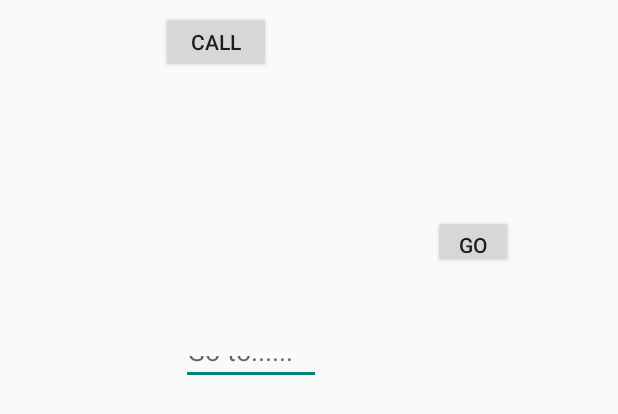
After one commit to tapiopa/Driver-s-Licence-App, an Android app: the layout activity_drivingschools.xml on its own in the app's theme, with its tools: preview values and no code run, on a phone screen of 412 x 824 dp. The commit adds this screen. Shown: the top 414 px of the screen. Run offline under Robolectric (Android 15) with nearby library versions, the phone set to English and light mode, and no system bars.

Commit message:
triying to implement driving schools activity

```diff
--- a/app/src/main/AndroidManifest.xml
+++ b/app/src/main/AndroidManifest.xml
@@ -9,7 +9,8 @@
         android:roundIcon="@mipmap/ic_launcher_round"
         android:supportsRtl="true"
         android:theme="@style/Theme.AppCompat.Light.NoActionBar">
-        <activity android:name=".DrivingSymbols"
+        <activity android:name=".DrivingSymbols"></activity>
+            <activity android:name=".DrivingschoolActivity"
             android:parentActivityName=".MainActivity" >
         <meta-data
             android:name="android.support.PARENT_ACTIVITY"
--- a/app/src/main/java/tapiopalonemi/fi/driversapp/MainActivity.java
+++ b/app/src/main/java/tapiopalonemi/fi/driversapp/MainActivity.java
@@ -72,6 +72,12 @@ public class MainActivity extends AppCompatActivity {
 //        intent.putExtra("extra", "extra");
         startActivity(intent);
     }
+    public void buttonToDrivingschool(View view) {
+        Log.i("BOTTOM NAVIGATION", "to DRIVING School button clicked");
+        Intent intent = new Intent(getApplicationContext(), DrivingschoolActivity.class);
+//        intent.putExtra("extra", "extra");
+        startActivity(intent);
+    }
 
     @Override
     protected void onCreate(Bundle savedInstanceState) {
--- /dev/null
+++ b/app/src/main/res/layout/activity_drivingschools.xml
@@ -0,0 +1,100 @@
+<?xml version="1.0" encoding="utf-8"?>
+<LinearLayout
+    xmlns:android="http://schemas.android.com/apk/res/android"
+    xmlns:app="http://schemas.android.com/apk/res-auto"
+    xmlns:tools="http://schemas.android.com/tools"
+    android:layout_width="match_parent"
+    android:layout_height="match_parent">
+
+
+    <ImageView
+        android:id="@+id/image"
+        android:layout_width="100dp"
+        android:layout_height="100dp"
+        android:contentDescription="@string/app_name"
+        android:padding="10dp" />
+
+    <android.support.constraint.ConstraintLayout
+        android:layout_width="match_parent"
+        android:layout_height="match_parent"
+        android:orientation="vertical"
+        android:padding="7dp"
+        app:layout_constraintBottom_toBottomOf="parent"
+        app:layout_constraintEnd_toEndOf="parent"
+        app:layout_constraintStart_toStartOf="parent"
+        app:layout_constraintTop_toTopOf="parent">
+
+        <TextView
+            android:id="@+id/name"
+            android:layout_width="62dp"
+            android:layout_height="51dp"
+            android:layout_marginStart="14dp"
+            android:layout_marginTop="14dp"
+            android:layout_marginEnd="228dp"
+            android:layout_marginBottom="66dp"
+            android:textSize="15sp"
+            android:textStyle="bold"
+            app:layout_constraintBottom_toTopOf="@+id/editText"
+            app:layout_constraintEnd_toEndOf="parent"
+            app:layout_constraintStart_toStartOf="parent"
+            app:layout_constraintTop_toTopOf="parent" />
+
+        <EditText
+            android:id="@+id/editText"
+            android:layout_width="93dp"
+            android:layout_height="29dp"
+            android:layout_marginStart="36dp"
+            android:layout_marginTop="20dp"
+            android:layout_marginEnd="37dp"
+            android:layout_marginBottom="560dp"
+            android:ems="10"
+            android:hint="Go to......"
+            android:inputType="textUri|textWebEmailAddress"
+            app:layout_constraintBottom_toBottomOf="parent"
+            app:layout_constraintEnd_toStartOf="@+id/go"
+            app:layout_constraintStart_toStartOf="parent"
+            app:layout_constraintTop_toBottomOf="map" />
+
+        <Button
+            android:id="@+id/map"
+            android:layout_width="65dp"
+            android:layout_height="27dp"
+            android:layout_marginStart="91dp"
+            android:layout_marginTop="70dp"
+            android:layout_marginEnd="6dp"
+            android:layout_marginBottom="565dp"
+            android:text="Map"
+            app:layout_constraintBottom_toBottomOf="parent"
+            app:layout_constraintEnd_toStartOf="@+id/call"
+            app:layout_constraintHorizontal_bias="1.0"
+            app:layout_constraintStart_toStartOf="parent"
+            app:layout_constraintTop_toTopOf="parent"
+            app:layout_constraintVertical_bias="0.0" />
+
+        <Button
+            android:id="@+id/call"
+            android:layout_width="73dp"
+            android:layout_height="41dp"
+            android:text="call"
+            tools:layout_editor_absoluteX="161dp"
+            tools:layout_editor_absoluteY="71dp" />
+
+        <Button
+            android:id="@+id/go"
+            android:layout_width="53dp"
+            android:layout_height="35dp"
+            android:layout_marginStart="37dp"
+            android:layout_marginTop="16dp"
+            android:layout_marginEnd="85dp"
+            android:layout_marginBottom="560dp"
+            android:text="Go"
+            app:layout_constraintBottom_toBottomOf="parent"
+            app:layout_constraintEnd_toEndOf="parent"
+            app:layout_constraintStart_toEndOf="@+id/editText"
+            app:layout_constraintTop_toBottomOf="@+id/call" />
+
+
+    </android.support.constraint.ConstraintLayout>
+
+
+</LinearLayout>
--- a/app/src/main/res/layout/activity_info.xml
+++ b/app/src/main/res/layout/activity_info.xml
@@ -46,7 +46,7 @@
         app:layout_constraintEnd_toEndOf="parent"
         app:layout_constraintHorizontal_bias="0.0"
         app:layout_constraintStart_toStartOf="parent"
-        app:layout_constraintTop_toBottomOf="@+id/button" />
+        app:layout_constraintTop_toBottomOf="@+id/DrivingschoolActivity" />
 
     <Button
         android:id="@+id/button2"
```
Also changed, not shown: app/src/main/java/tapiopalonemi/fi/driversapp/DrivingschoolActivity.java (added, +107 -0 lines), app/src/main/res/layout/activity_drivingschool.xml (added, +13 -0 lines), app/src/main/res/layout/activity_main.xml (+15 -0 lines).
